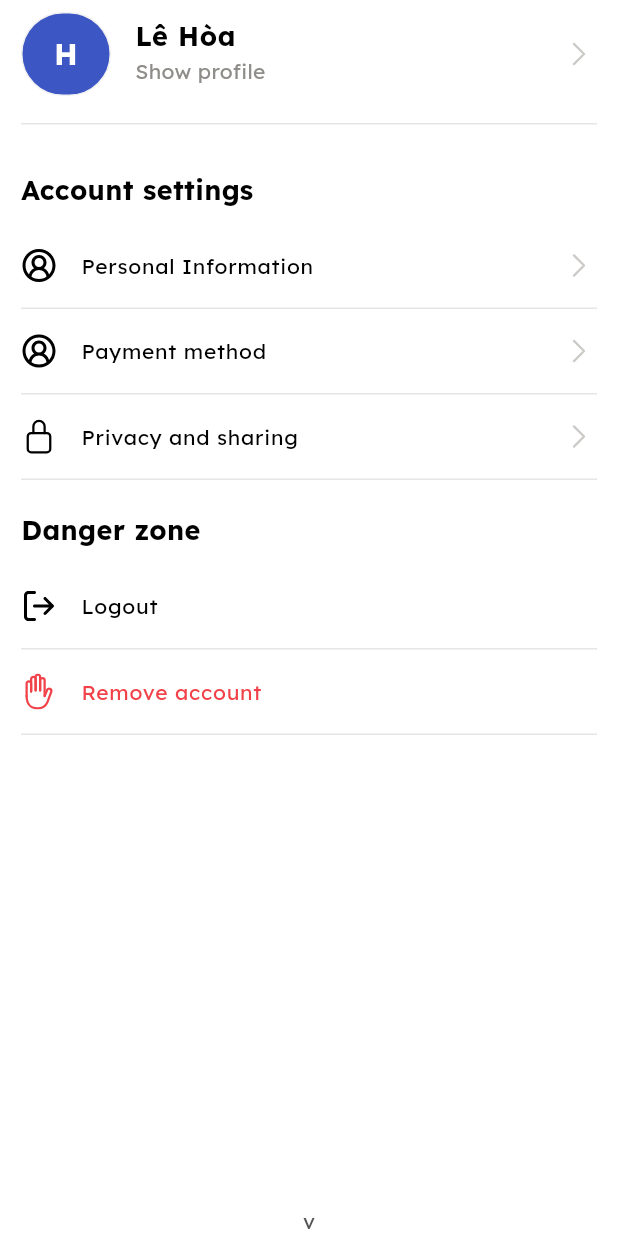
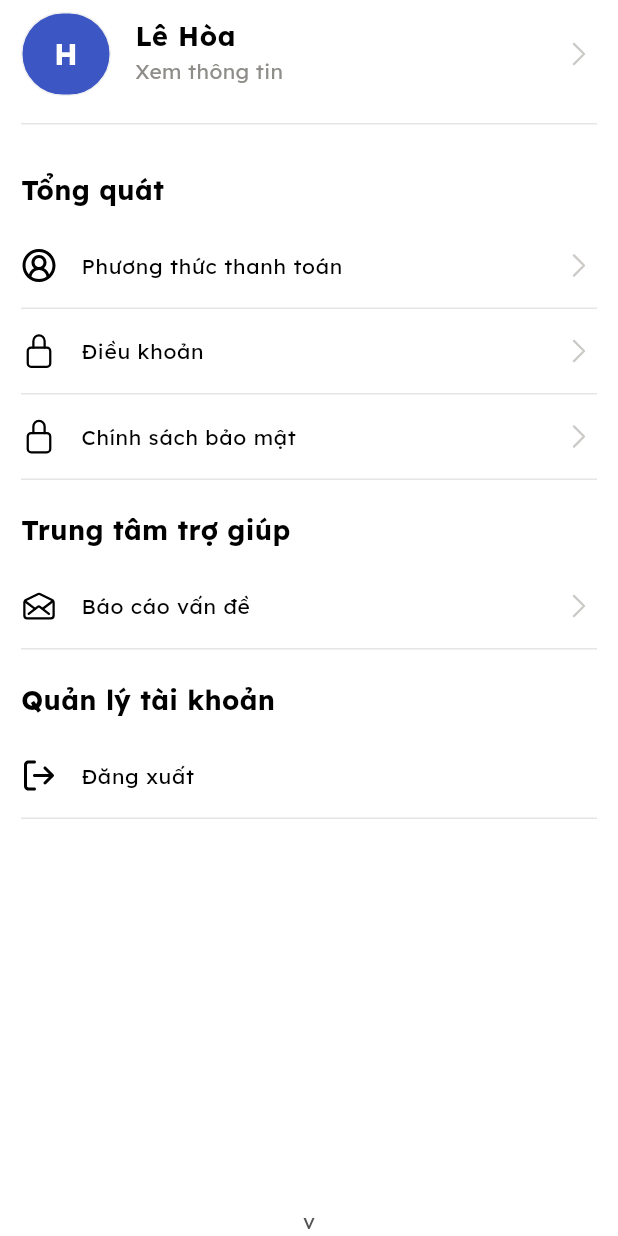
Before and after one commit to tridevi-team/renthub-client-app, a Flutter app: the CustomerScreen screen opened directly, on a phone screen of 412 x 824 dp. Run offline on Flutter 3.47's test engine with Material 3 defaults, Android fonts, the phone set to English and light mode, and no system bars; drawn by our look-alikes of cached_network_image, toastification; our stand-ins replace carousel_slider, cloud_firestore, firebase_auth, firebase_core, firebase_messaging, fl_chart and 9 more; missing offline and left inert: mobile_scanner; accounts and stored records are empty; network calls fail.

Commit message:
[refactor] update ui customer screen

```diff
--- a/lib/constants/asset_svg.dart
+++ b/lib/constants/asset_svg.dart
@@ -30,4 +30,5 @@ class AssetSvg {
   static const String iconRent = "assets/icons/ic_rent.svg";
   static const String iconQR = "assets/icons/ic_qr.svg";
   static const String iconNFC = "assets/icons/ic_nfc.svg";
+  static const String iconMailOpen = "assets/icons/ic_mail_open.svg";
 }
--- a/lib/constants/constant_string.dart
+++ b/lib/constants/constant_string.dart
@@ -7,4 +7,6 @@ class ConstantString {
   static const String prefTypePhone = 'pref_type_phone';
   static const String prefTypeEmail = 'pref_type_email';
   static const String prefTypeServer = 'pref_type_server';
+  static const String prefCity = 'pref_city';
+  static const String prefDistrict = 'pref_district';
 }
--- a/lib/ui/account/customer/customer_screen.dart
+++ b/lib/ui/account/customer/customer_screen.dart
@@ -47,7 +47,7 @@ class CustomerScreen extends StatelessWidget {
                       overflow: TextOverflow.ellipsis,
                     ),
                     subtitle: Text(
-                      'Show profile',
+                      'Xem thông tin',
                       style: ConstantFont.regularText.copyWith(color: AppColors.neutral8F8D8A),
                     ),
                     trailing: SvgPicture.asset(AssetSvg.iconChevronForward, color: AppColors.neutralCCCAC6),
@@ -56,34 +56,42 @@ class CustomerScreen extends StatelessWidget {
                 const SizedBox(height: 10),
                 const Divider(height: 1, color: AppColors.neutralE5E5E3),
                 const SizedBox(height: 30),
-                Text('Account settings', style: ConstantFont.boldText.copyWith(fontSize: 18)),
+                Text('Tổng quát', style: ConstantFont.boldText.copyWith(fontSize: 18)),
                 const SizedBox(height: 10),
                 _buildListTile(
                   leadingAsset: AssetSvg.iconPerson,
-                  titleText: 'Personal Information',
-                  trailingAsset: AssetSvg.iconChevronForward,
-                ),
-                _buildListTile(
-                  leadingAsset: AssetSvg.iconPerson,
-                  titleText: 'Payment method',
+                  titleText: 'Phương thức thanh toán',
                   trailingAsset: AssetSvg.iconChevronForward,
                 ),
                 _buildListTile(
                   leadingAsset: AssetSvg.iconLock,
-                  titleText: 'Privacy and sharing',
+                  titleText: 'Điều khoản',
+                  trailingAsset: AssetSvg.iconChevronForward,
+                ),
+                _buildListTile(
+                  leadingAsset: AssetSvg.iconLock,
+                  titleText: 'Chính sách bảo mật',
                   trailingAsset: AssetSvg.iconChevronForward,
                 ),
                 const SizedBox(height: 20),
-                Text('Danger zone', style: ConstantFont.boldText.copyWith(fontSize: 18)),
+                Text('Trung tâm trợ giúp', style: ConstantFont.boldText.copyWith(fontSize: 18)),
+                const SizedBox(height: 10),
+                _buildListTile(
+                    trailingAsset: AssetSvg.iconChevronForward,
+                    leadingAsset: AssetSvg.iconMailOpen,
+                    titleText: 'Báo cáo vấn đề',
+                    onTap: () {}
+                ),
+                const SizedBox(height: 20),
+                Text('Quản lý tài khoản', style: ConstantFont.boldText.copyWith(fontSize: 18)),
                 const SizedBox(height: 10),
                 _buildListTile(
                   leadingAsset: AssetSvg.iconLogout,
-                  titleText: 'Logout',
+                  titleText: 'Đăng xuất',
                   onTap: () async {
                     AppUtil.logout();
                   }
                 ),
-                _buildListTile(leadingAsset: AssetSvg.iconHand, titleText: 'Remove account', color: AppColors.red),
               ],
             ),
             Align(
```
Also changed, not shown: lib/ui/account/customer_info/customer_info.dart (+22 -2 lines), lib/untils/dialog_util.dart (+41 -4 lines), assets/icons/ic_mail_open.svg (added), 1 other file.
